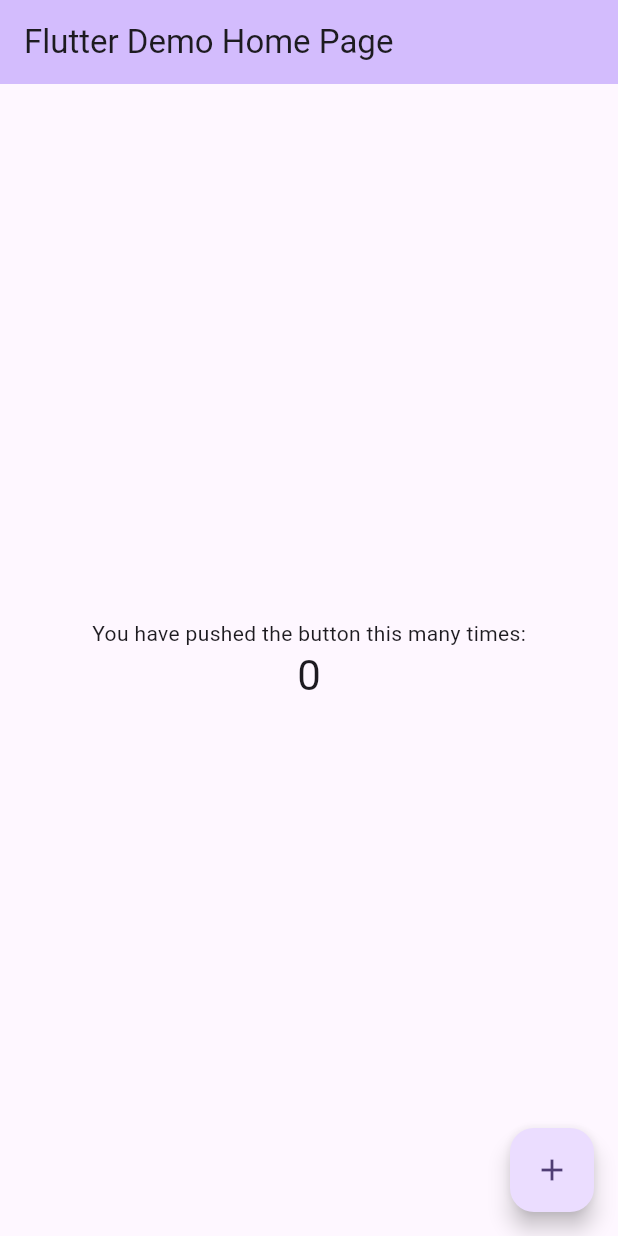
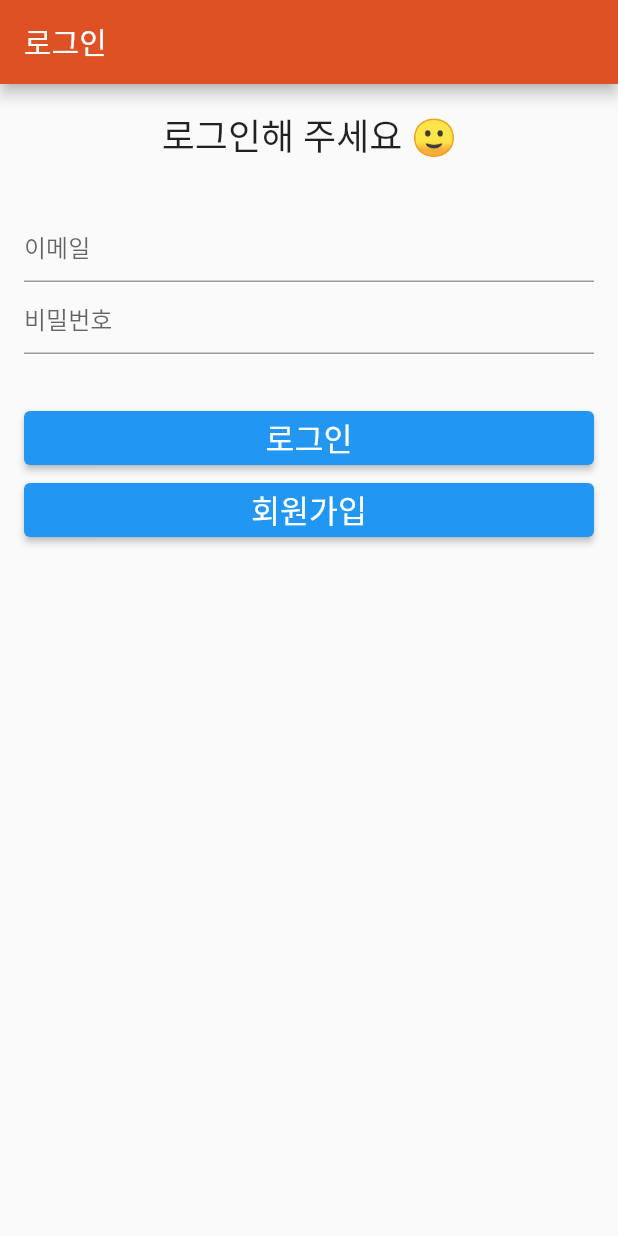
Before and after one commit to koboolean/schedule_project, a Flutter app: the screen it shows after launch, on a phone screen of 412 x 824 dp. Run offline on Flutter 3.47's test engine with Material 2 defaults, Android fonts, the phone set to English and light mode, and no system bars; our stand-ins replace firebase_auth, firebase_core, yaml; accounts and stored records are empty; generated files the repository leaves out were written again; statements that could not run were skipped.

Commit message:
1. 파이어베이스 설정 - 파이어베이스 로그인 기능 구현 반영

```diff
--- /dev/null
+++ b/lib/constants/color.dart
@@ -0,0 +1,4 @@
+import 'package:flutter/material.dart';
+
+const THEME_COLOR = Color.fromRGBO(221, 81, 37, 1);
+const THEME_COLOR_FOCUS = Color.fromRGBO(210, 60, 30, 1);
--- a/lib/main.dart
+++ b/lib/main.dart
@@ -1,129 +1,42 @@
 import 'package:flutter/material.dart';
 import 'package:firebase_core/firebase_core.dart';
-import 'firebase_options.dart';
+import 'package:provider/provider.dart';
+import 'package:schedule_project/screens/homePage.dart';
+import 'package:schedule_project/screens/loginPage.dart';
+import 'package:schedule_project/services/authService.dart';
+import 'constants/color.dart';
+import 'constants/firebase_options.dart';
 
-void main() async{
-  WidgetsFlutterBinding.ensureInitialized();
-  await Firebase.initializeApp();
-  runApp(const MyApp());
+void main() async {
+  WidgetsFlutterBinding.ensureInitialized(); // main 함수에서 async 사용하기 위함
+  await Firebase.initializeApp(); // firebase 앱 시작
+  await Future.delayed(const Duration(seconds: 3)); // 3초 지연
+  runApp(
+    MultiProvider(
+      providers: [
+        ChangeNotifierProvider(create: (context) => AuthService()),
+      ],
+      child: const MyApp(),
+    ),
+  );
 }
 
 class MyApp extends StatelessWidget {
-  const MyApp({super.key});
+  const MyApp({Key? key}) : super(key: key);
 
-  // This widget is the root of your application.
   @override
   Widget build(BuildContext context) {
+    final user = context.read<AuthService>().currentUser();
+    final ThemeData theme = ThemeData();
+
     return MaterialApp(
-      title: 'Flutter Demo',
       theme: ThemeData(
-        // This is the theme of your application.
-        //
-        // TRY THIS: Try running your application with "flutter run". You'll see
-        // the application has a blue toolbar. Then, without quitting the app,
-        // try changing the seedColor in the colorScheme below to Colors.green
-        // and then invoke "hot reload" (save your changes or press the "hot
-        // reload" button in a Flutter-supported IDE, or press "r" if you used
-        // the command line to start the app).
-        //
-        // Notice that the counter didn't reset back to zero; the application
-        // state is not lost during the reload. To reset the state, use hot
-        // restart instead.
-        //
-        // This works for code too, not just values: Most code changes can be
-        // tested with just a hot reload.
-        colorScheme: ColorScheme.fromSeed(seedColor: Colors.deepPurple),
-        useMaterial3: true,
-      ),
-      home: const MyHomePage(title: 'Flutter Demo Home Page'),
+          primaryColor: THEME_COLOR,
+          appBarTheme: AppBarTheme(color: THEME_COLOR),
+          buttonTheme: ButtonThemeData(buttonColor: THEME_COLOR),
+          colorScheme: theme.colorScheme.copyWith(secondary: THEME_COLOR)),
+      debugShowCheckedModeBanner: false,
+      home: user == null ? LoginPage() : HomePage(),
     );
   }
 }
-
-class MyHomePage extends StatefulWidget {
-  const MyHomePage({super.key, required this.title});
-
-  // This widget is the home page of your application. It is stateful, meaning
-  // that it has a State object (defined below) that contains fields that affect
-  // how it looks.
-
-  // This class is the configuration for the state. It holds the values (in this
-  // case the title) provided by the parent (in this case the App widget) and
-  // used by the build method of the State. Fields in a Widget subclass are
-  // always marked "final".
-
-  final String title;
-
-  @override
-  State<MyHomePage> createState() => _MyHomePageState();
-}
-
-class _MyHomePageState extends State<MyHomePage> {
-  int _counter = 0;
-
-  void _incrementCounter() {
-    setState(() {
-      // This call to setState tells the Flutter framework that something has
-      // changed in this State, which causes it to rerun the build method below
-      // so that the display can reflect the updated values. If we changed
-      // _counter without calling setState(), then the build method would not be
-      // called again, and so nothing would appear to happen.
-      _counter++;
-    });
-  }
-
-  @override
-  Widget build(BuildContext context) {
-    // This method is rerun every time setState is called, for instance as done
-    // by the _incrementCounter method above.
-    //
-    // The Flutter framework has been optimized to make rerunning build methods
-    // fast, so that you can just rebuild anything that needs updating rather
-    // than having to individually change instances of widgets.
-    return Scaffold(
-      appBar: AppBar(
-        // TRY THIS: Try changing the color here to a specific color (to
-        // Colors.amber, perhaps?) and trigger a hot reload to see the AppBar
-        // change color while the other colors stay the same.
-        backgroundColor: Theme.of(context).colorScheme.inversePrimary,
-        // Here we take the value from the MyHomePage object that was created by
-        // the App.build method, and use it to set our appbar title.
-        title: Text(widget.title),
-      ),
-      body: Center(
-        // Center is a layout widget. It takes a single child and positions it
-        // in the middle of the parent.
-        child: Column(
-          // Column is also a layout widget. It takes a list of children and
-          // arranges them vertically. By default, it sizes itself to fit its
-          // children horizontally, and tries to be as tall as its parent.
-          //
-          // Column has various properties to control how it sizes itself and
-          // how it positions its children. Here we use mainAxisAlignment to
-          // center the children vertically; the main axis here is the vertical
-          // axis because Columns are vertical (the cross axis would be
-          // horizontal).
-          //
-          // TRY THIS: Invoke "debug painting" (choose the "Toggle Debug Paint"
-          // action in the IDE, or press "p" in the console), to see the
-          // wireframe for each widget.
-          mainAxisAlignment: MainAxisAlignment.center,
-          children: <Widget>[
-            const Text(
-              'You have pushed the button this many times:',
-            ),
-            Text(
-              '$_counter',
-              style: Theme.of(context).textTheme.headlineMedium,
-            ),
-          ],
-        ),
-      ),
-      floatingActionButton: FloatingActionButton(
-        onPressed: _incrementCounter,
-        tooltip: 'Increment',
-        child: const Icon(Icons.add),
-      ), // This trailing comma makes auto-formatting nicer for build methods.
-    );
-  }
-}
--- /dev/null
+++ b/lib/screens/loginPage.dart
@@ -0,0 +1,117 @@
+import 'package:flutter/cupertino.dart';
+import 'package:flutter/material.dart';
+import 'package:provider/provider.dart';
+
+import '../services/authService.dart';
+import 'homePage.dart';
+
+/// 로그인 페이지
+class LoginPage extends StatefulWidget {
+  const LoginPage({Key? key}) : super(key: key);
+
+  @override
+  State<LoginPage> createState() => _LoginPageState();
+}
+
+class _LoginPageState extends State<LoginPage> {
+  TextEditingController emailController = TextEditingController();
+  TextEditingController passwordController = TextEditingController();
+
+  @override
+  Widget build(BuildContext context) {
+    return Consumer<AuthService>(
+      builder: (context, authService, child) {
+        final user = authService.currentUser();
+        return Scaffold(
+          appBar: AppBar(title: Text("로그인")),
+          body: SingleChildScrollView(
+            padding: const EdgeInsets.all(16),
+            child: Column(
+              crossAxisAlignment: CrossAxisAlignment.stretch,
+              children: [
+                /// 현재 유저 로그인 상태
+                Center(
+                  child: Text(
+                    user == null ? "로그인해 주세요 🙂" : "${user.email}님 안녕하세요 👋",
+                    style: TextStyle(
+                      fontSize: 24,
+                    ),
+                  ),
+                ),
+                SizedBox(height: 32),
+
+                /// 이메일
+                TextField(
+                  controller: emailController,
+                  decoration: InputDecoration(hintText: "이메일"),
+                ),
+
+                /// 비밀번호
+                TextField(
+                  controller: passwordController,
+                  obscureText: true, // 비밀번호 안보이게
+                  decoration: InputDecoration(hintText: "비밀번호"),
+                ),
+                SizedBox(height: 32),
+
+                /// 로그인 버튼
+                ElevatedButton(
+                  child: Text("로그인", style: TextStyle(fontSize: 21)),
+                  onPressed: () {
+                    // 로그인
+                    authService.signIn(
+                      email: emailController.text,
+                      password: passwordController.text,
+                      onSuccess: () {
+                        // 로그인 성공
+                        ScaffoldMessenger.of(context).showSnackBar(SnackBar(
+                          content: Text("로그인 성공"),
+                        ));
+
+                        // HomePage로 이동
+                        Navigator.pushReplacement(
+                          context,
+                          MaterialPageRoute(builder: (context) => HomePage()),
+                        );
+                      },
+                      onError: (err) {
+                        // 에러 발생
+                        ScaffoldMessenger.of(context).showSnackBar(SnackBar(
+                          content: Text(err),
+                        ));
+                      },
+                    );
+                  },
+                ),
+
+                /// 회원가입 버튼
+                ElevatedButton(
+                  child: Text("회원가입", style: TextStyle(fontSize: 21)),
+                  onPressed: () {
+                    // 회원가입
+                    authService.signUp(
+                      email: emailController.text,
+                      password: passwordController.text,
+                      onSuccess: () {
+                        // 회원가입 성공
+                        ScaffoldMessenger.of(context).showSnackBar(SnackBar(
+                          content: Text("회원가입 성공"),
+                        ));
+                      },
+                      onError: (err) {
+                        // 에러 발생
+                        ScaffoldMessenger.of(context).showSnackBar(SnackBar(
+                          content: Text(err),
+                        ));
+                      },
+                    );
+                  },
+                ),
+              ],
+            ),
+          ),
+        );
+      },
+    );
+  }
+}
--- /dev/null
+++ b/lib/services/authService.dart
@@ -0,0 +1,94 @@
+import 'package:firebase_auth/firebase_auth.dart';
+import 'package:flutter/material.dart';
+
+class AuthService extends ChangeNotifier {
+  User? currentUser() {
+    // 현재 유저(로그인 되지 않은 경우 null 반환)
+    return FirebaseAuth.instance.currentUser;
+  }
+
+  void signUp({
+    required String email, // 이메일
+    required String password, // 비밀번호
+    required Function onSuccess, // 가입 성공시 호출되는 함수
+    required Function(String err) onError, // 에러 발생시 호출되는 함수
+  }) async {
+    // 회원가입
+    // 이메일 및 비밀번호 입력 여부 확인
+    if (email.isEmpty) {
+      onError("이메일을 입력해 주세요.");
+      return;
+    } else if (password.isEmpty) {
+      onError("비밀번호를 입력해 주세요.");
+      return;
+    }
+
+    // firebase auth 회원 가입
+    try {
+      await FirebaseAuth.instance.createUserWithEmailAndPassword(
+        email: email,
+        password: password,
+      );
+
+      // 성공 함수 호출
+      onSuccess();
+    } on FirebaseAuthException catch (e) {
+      // Firebase auth 에러 발생
+      onError(e.message!);
+    } catch (e) {
+      // Firebase auth 이외의 에러 발생
+      onError(e.toString());
+    }
+  }
+
+  void signIn({
+    required String email, // 이메일
+    required String password, // 비밀번호
+    required Function onSuccess, // 로그인 성공시 호출되는 함수
+    required Function(String err) onError, // 에러 발생시 호출되는 함수
+  }) async {
+    // 로그인
+    if (email.isEmpty) {
+      onError('이메일을 입력해주세요.');
+      return;
+    } else if (password.isEmpty) {
+      onError('비밀번호를 입력해주세요.');
+      return;
+    }
+
+    // 로그인 시도
+    try {
+      await FirebaseAuth.instance.signInWithEmailAndPassword(
+        email: email,
+        password: password,
+      );
+
+      onSuccess(); // 성공 함수 호출
+      notifyListeners(); // 로그인 상태 변경 알림
+    } on FirebaseAuthException catch (e) {
+      // firebase auth 에러 발생
+      if (e.code == "invalid-email") {
+        onError("이메일 형식이 올바르지 않습니다.");
+      } else {
+        onError(e.message!);
+      }
+    } catch (e) {
+      // Firebase auth 이외의 에러 발생
+      onError(e.toString());
+    }
+  }
+
+  void signOut() async {
+    // 로그아웃
+    await FirebaseAuth.instance.signOut();
+    notifyListeners(); // 로그인 상태 변경 알림
+  }
+
+  void delete() async {
+    // 탈퇴하기
+
+    await currentUser()?.delete();
+
+    notifyListeners(); // 로그인 상태 변경 알림
+  }
+}
```
Also changed, not shown: lib/screens/homePage.dart (added, +69 -0 lines), lib/screens/myPage.dart (added, +210 -0 lines), lib/widgets/showConfirmationDialog.dart (added, +28 -0 lines), pubspec.yaml (+13 -69 lines), pubspec.lock, 8 other files.
